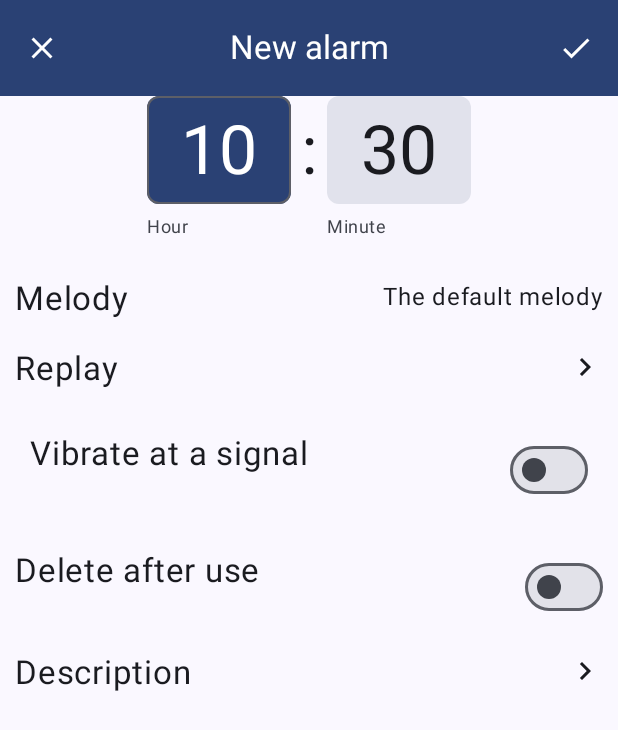
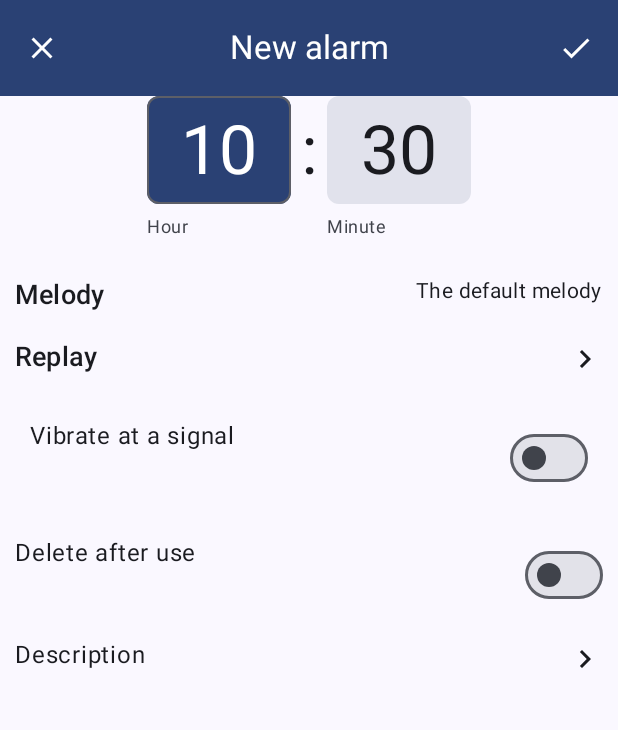
Before and after one commit to Wonder0fYou/NoteApp, an Android app built with Jetpack Compose: the composable AddAlarmScreen shown on its own in the app's theme, on a phone screen of 412 x 824 dp. Shown: the top 730 px of the screen. Run offline under Robolectric (Android 15) with nearby library versions, the phone set to English and light mode, and no system bars; our stand-ins replace Dagger/Hilt's generated code, Room's generated code.

```diff
--- a/presentation/src/main/java/app/presentation/NoteApp.kt
+++ b/presentation/src/main/java/app/presentation/NoteApp.kt
@@ -52,7 +52,11 @@ fun NoteApp (
             ) {
                 screens.forEach { screen ->
                     NavigationDrawerItem(
-                        label = { screen.title?.let { Text(text = it) } },
+                        label = {
+                            screen.title?.let { Text(
+                                text = it,
+                                style = MaterialTheme.typography.titleMedium
+                            )}},
                         icon = {
                             screen.icon?.let { Icon(imageVector = it, contentDescription = "${screen.title} icon") }
                         },
--- a/presentation/src/main/java/app/presentation/alarm/alarmclock/components/AddAlarmTopBar.kt
+++ b/presentation/src/main/java/app/presentation/alarm/alarmclock/components/AddAlarmTopBar.kt
@@ -31,7 +31,10 @@ fun AddAlarmTopBar(
             modifier = Modifier
                 .fillMaxWidth(),
             textAlign = TextAlign.Center,
-            color = MaterialTheme.colorScheme.onPrimary
+            style = MaterialTheme.typography.titleLarge.copy(
+                color = MaterialTheme.colorScheme.onPrimary,
+                textAlign = TextAlign.Center
+            )
         )},
         navigationIcon = {
             IconButton(onClick = {onBackClick()}) {
--- a/presentation/src/main/java/app/presentation/alarm/alarmclock/components/AlarmContent.kt
+++ b/presentation/src/main/java/app/presentation/alarm/alarmclock/components/AlarmContent.kt
@@ -82,9 +82,10 @@ fun AlarmContent(
                             val formattedTime = String.format("%02d:%02d", hours, minutes)
                             Text(
                                 text = formattedTime,
-                                fontSize = 24.sp,
+                                style = MaterialTheme.typography.headlineMedium.copy(
+                                    color = MaterialTheme.colorScheme.onSurface
+                                ),
                                 modifier = Modifier.weight(1f),
-                                color = MaterialTheme.colorScheme.onSurface
                             )
                             Switch(
                                 checked = switchIsEnabled.value,
--- a/presentation/src/main/java/app/presentation/alarm/alarmclock/components/TopAlarm.kt
+++ b/presentation/src/main/java/app/presentation/alarm/alarmclock/components/TopAlarm.kt
@@ -41,8 +41,9 @@ fun TopAlarm (
         title = {
             Text(
                 text = topName,
-                fontSize = 30.sp,
-                color = MaterialTheme.colorScheme.onPrimary
+                style = MaterialTheme.typography.titleLarge.copy(
+                    color = MaterialTheme.colorScheme.onPrimary
+                )
             )
         },
         colors = TopAppBarDefaults.topAppBarColors(
--- a/presentation/src/main/java/app/presentation/alarm/alarmclock/timeinput/DeleteAfterUse.kt
+++ b/presentation/src/main/java/app/presentation/alarm/alarmclock/timeinput/DeleteAfterUse.kt
@@ -42,8 +42,9 @@ fun DeleteAfterUse (
         ) {
             Text(
                 text = stringResource(id = R.string.delete_after_use),
-                fontSize = 22.sp,
-                color = MaterialTheme.colorScheme.onSurface
+                style = MaterialTheme.typography.bodyLarge.copy(
+                    color = MaterialTheme.colorScheme.onSurface
+                )
             )
             Spacer(modifier = Modifier.weight(1f))
             Switch(
--- a/presentation/src/main/java/app/presentation/alarm/alarmclock/timeinput/Description.kt
+++ b/presentation/src/main/java/app/presentation/alarm/alarmclock/timeinput/Description.kt
@@ -76,8 +76,9 @@ fun Description (
         ) {
             Text(
                 text = stringResource(id = R.string.description),
-                fontSize = 22.sp,
-                color = MaterialTheme.colorScheme.onSurface
+                style = MaterialTheme.typography.bodyLarge.copy(
+                    color = MaterialTheme.colorScheme.onSurface
+                )
             )
             Spacer(modifier = Modifier.weight(1f))
             Image(
@@ -109,7 +110,9 @@ fun Description (
                 ) {
                     Text(
                         text = stringResource(id = R.string.add_description_alarm),
-                        color = MaterialTheme.colorScheme.onBackground,
+                        style = MaterialTheme.typography.titleMedium.copy(
+                            color = MaterialTheme.colorScheme.onBackground
+                        ),
                         modifier = Modifier
                             .align(Alignment.CenterHorizontally)
                     )
@@ -151,7 +154,7 @@ fun Description (
                         }
                     }
                 }
-                    }
+                }
             }
         )
     }
--- a/presentation/src/main/java/app/presentation/alarm/alarmclock/timeinput/Melody.kt
+++ b/presentation/src/main/java/app/presentation/alarm/alarmclock/timeinput/Melody.kt
@@ -56,13 +56,16 @@ fun Melody (
         ) {
             Text(
                 text = stringResource(id = R.string.melody),
-                fontSize = 22.sp,
-                color = MaterialTheme.colorScheme.onSurface
+                style = MaterialTheme.typography.titleMedium.copy(
+                    color = MaterialTheme.colorScheme.onSurface
+                )
             )
             Spacer(modifier = Modifier.weight(1f))
             Text(
                 text = stringResource(id = R.string.default_melody),
-                color = MaterialTheme.colorScheme.onSurface
+                style = MaterialTheme.typography.bodyMedium.copy(
+                    color = MaterialTheme.colorScheme.onSurface
+                )
             )
         }
     }
@@ -80,8 +83,9 @@ fun Melody (
                 ){
                     Text(
                         text = stringResource(id = R.string.music_list),
-                        fontSize = 25.sp,
-                        color = MaterialTheme.colorScheme.onBackground,
+                        style = MaterialTheme.typography.titleLarge.copy(
+                            color = MaterialTheme.colorScheme.onBackground
+                        ),
                         modifier = Modifier
                             .align(Alignment.CenterHorizontally),
                     )
--- a/presentation/src/main/java/app/presentation/alarm/alarmclock/timeinput/Replay.kt
+++ b/presentation/src/main/java/app/presentation/alarm/alarmclock/timeinput/Replay.kt
@@ -72,8 +72,9 @@ fun Replay (
         ) {
             Text(
                 text = stringResource(id = R.string.replay),
-                fontSize = 22.sp,
-                color = MaterialTheme.colorScheme.onSurface,
+                style = MaterialTheme.typography.titleMedium.copy(
+                    color = MaterialTheme.colorScheme.onSurface
+                ),
                 modifier = Modifier
             )
             Spacer(modifier = Modifier.weight(1f))
@@ -137,8 +138,8 @@ fun Replay (
                                                 else -> R.string.monday
                                             }
                                         ),
-                                        fontSize = 20.sp,
-                                        color = MaterialTheme.colorScheme.onSurfaceVariant,
+                                        style = MaterialTheme.typography.bodyLarge.copy(
+                                            color = MaterialTheme.colorScheme.onSurfaceVariant),
                                         modifier = Modifier
                                             .padding(10.dp)
                                     )
--- a/presentation/src/main/java/app/presentation/alarm/alarmclock/timeinput/Vibration.kt
+++ b/presentation/src/main/java/app/presentation/alarm/alarmclock/timeinput/Vibration.kt
@@ -42,8 +42,9 @@ fun Vibration (
         ) {
             Text(
                 text = stringResource(id = R.string.vibrate_at_a_signal),
-                fontSize = 22.sp,
-                color = MaterialTheme.colorScheme.onSurface
+                style = MaterialTheme.typography.bodyLarge.copy(
+                    color = MaterialTheme.colorScheme.onSurface
+                )
             )
             Spacer(modifier = Modifier.weight(1f))
             Switch(
--- a/presentation/src/main/java/app/presentation/note/addnote/components/AddTopBar.kt
+++ b/presentation/src/main/java/app/presentation/note/addnote/components/AddTopBar.kt
@@ -28,7 +28,9 @@ fun AddTopBar(
     TopAppBar(
         title = { Text(
             text = stringResource(id = R.string.add_note),
-            color = MaterialTheme.colorScheme.onPrimary
+            style = MaterialTheme.typography.titleLarge.copy(
+                color = MaterialTheme.colorScheme.onPrimary
+            )
         )},
         navigationIcon = {
             IconButton(onClick = {onBackClick()}) {
--- a/presentation/src/main/java/app/presentation/note/notecontent/components/NotePageContent.kt
+++ b/presentation/src/main/java/app/presentation/note/notecontent/components/NotePageContent.kt
@@ -27,6 +27,7 @@ fun NotePageContent (
                 .fillMaxWidth(),
             value = title,
             onValueChange = onTitleChange,
+            textStyle = MaterialTheme.typography.bodyLarge,
             colors = TextFieldDefaults.colors(
                 focusedTextColor = MaterialTheme.colorScheme.onSurface,
                 unfocusedTextColor = MaterialTheme.colorScheme.onSurface,
@@ -43,6 +44,7 @@ fun NotePageContent (
                 .fillMaxSize(),
             value = content,
             onValueChange = onContentChange,
+            textStyle = MaterialTheme.typography.bodyLarge,
             colors = TextFieldDefaults.colors(
                 focusedTextColor = MaterialTheme.colorScheme.onSurface,
                 unfocusedTextColor = MaterialTheme.colorScheme.onSurface,
```
Also changed, not shown: presentation/src/main/java/app/presentation/note/addnote/components/AddContent.kt (+13 -3 lines), presentation/src/main/java/app/presentation/note/home/components/HomeContent.kt (+6 -4 lines), presentation/src/main/java/app/presentation/note/home/components/HomeTopBar.kt (+4 -4 lines), presentation/src/main/java/app/presentation/note/notecontent/components/NoteContentTopBar.kt (+13 -3 lines), presentation/src/main/java/app/presentation/theme/Type.kt (+30 -12 lines).
